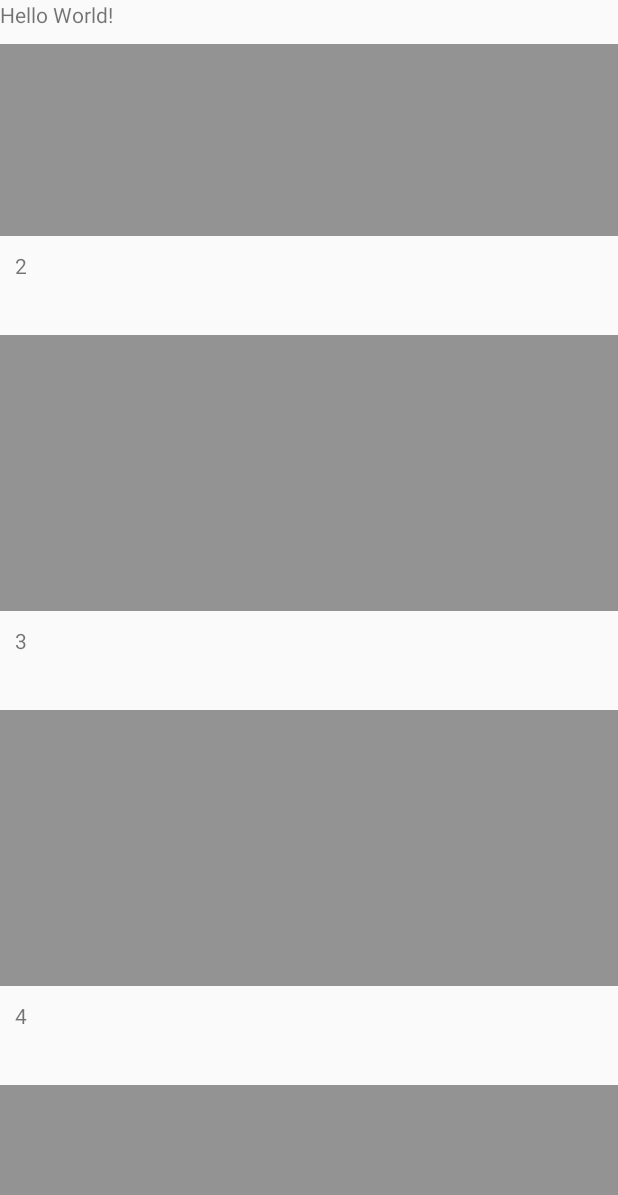
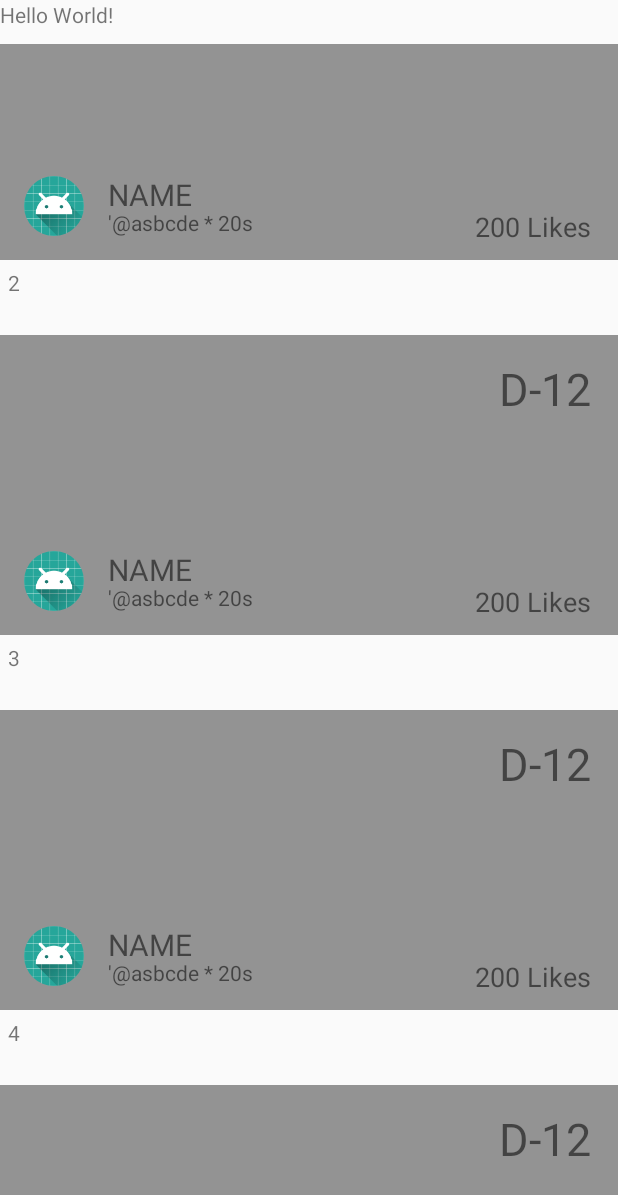
Before and after one commit to kuk941025/Unithon-Bucket101, an Android app: the MainActivity screen opened directly, with no data from a screen before it, scrolled down 556 dp, on a phone screen of 412 x 824 dp. Shown: the top 1195 px of the screen. Run offline under Robolectric (Android 15) with nearby library versions, the phone set to English and light mode, and no system bars; our stand-ins replace CircleImageView.

Commit message:
template edited

```diff
--- a/app/src/main/java/com/example/jkpark/bucketlist_unit/adapter/BucketListAdapter.java
+++ b/app/src/main/java/com/example/jkpark/bucketlist_unit/adapter/BucketListAdapter.java
@@ -18,7 +18,7 @@ public class BucketListAdapter extends RecyclerView.Adapter<BucketListAdapter.Vi
         public TextView name;
         public ViewHolder(View itemView) {
             super(itemView);
-            name = (TextView)itemView.findViewById(R.id.template_bucket_title);
+            name = (TextView)itemView.findViewById(R.id.template_bucket_content);
         }
     }
 
--- a/app/src/main/res/layout/template_bucket.xml
+++ b/app/src/main/res/layout/template_bucket.xml
@@ -4,25 +4,70 @@
     android:orientation="vertical"
     android:layout_width="match_parent"
     android:layout_height="250dp"
-    android:weightSum="8"
+
     xmlns:android="http://schemas.android.com/apk/res/android">
+
+    <RelativeLayout
+        android:layout_width="match_parent"
+        android:layout_height="200dp"
+        android:background="#939393">
+        <de.hdodenhof.circleimageview.CircleImageView
+            android:id="@+id/template_pic"
+            android:layout_width="40dp"
+            android:layout_height="40dp"
+            android:layout_alignParentLeft="true"
+            android:layout_alignParentBottom="true"
+            android:layout_margin="16dp"
+            android:src="@mipmap/ic_launcher_round"
+            />
+        <TextView
+            android:id="@+id/template_name"
+            android:layout_width="wrap_content"
+            android:layout_height="wrap_content"
+            android:text="NAME"
+            android:textSize="20dp"
+            android:layout_toRightOf="@id/template_pic"
+            android:layout_alignParentBottom="true"
+            android:layout_marginBottom="30dp"/>
+        <TextView
+            android:layout_width="wrap_content"
+            android:layout_height="wrap_content"
+            android:id="@+id/template_id"
+            android:text="'@asbcde * 20s"
+            android:layout_alignParentBottom="true"
+            android:layout_toRightOf="@id/template_pic"
+            android:layout_marginBottom="15dp"
+            />
+        <TextView
+            android:layout_width="wrap_content"
+            android:layout_height="wrap_content"
+            android:id="@+id/template_likes"
+            android:layout_alignParentRight="true"
+            android:text="200 Likes"
+            android:textSize="18dp"
+            android:layout_marginRight="18dp"
+            android:layout_alignParentBottom="true"
+            android:layout_marginBottom="10dp"/>
+        <TextView
+            android:layout_width="wrap_content"
+            android:layout_height="wrap_content"
+            android:id="@+id/template_num_days"
+            android:layout_alignParentRight="true"
+            android:text="D-12"
+            android:textSize="30dp"
+            android:layout_marginRight="18dp"
+            android:layout_marginTop="15dp"/>
+    </RelativeLayout>
+
     <RelativeLayout
         android:layout_width="match_parent"
         android:layout_height="wrap_content"
-        android:layout_weight="7"
-        android:background="#939393"
         >
-
-    </RelativeLayout>
-    <RelativeLayout
-        android:layout_width="match_parent"
-        android:layout_height="wrap_content"
-        android:layout_weight="1">
         <TextView
-            android:id="@+id/template_bucket_title"
+            android:id="@+id/template_bucket_content"
             android:layout_width="wrap_content"
             android:layout_height="wrap_content"
             android:text="ahn nyoung ha sae yo"
-            android:padding="10dp"/>
+            android:layout_margin="5dp"/>
     </RelativeLayout>
 </LinearLayout>
```
